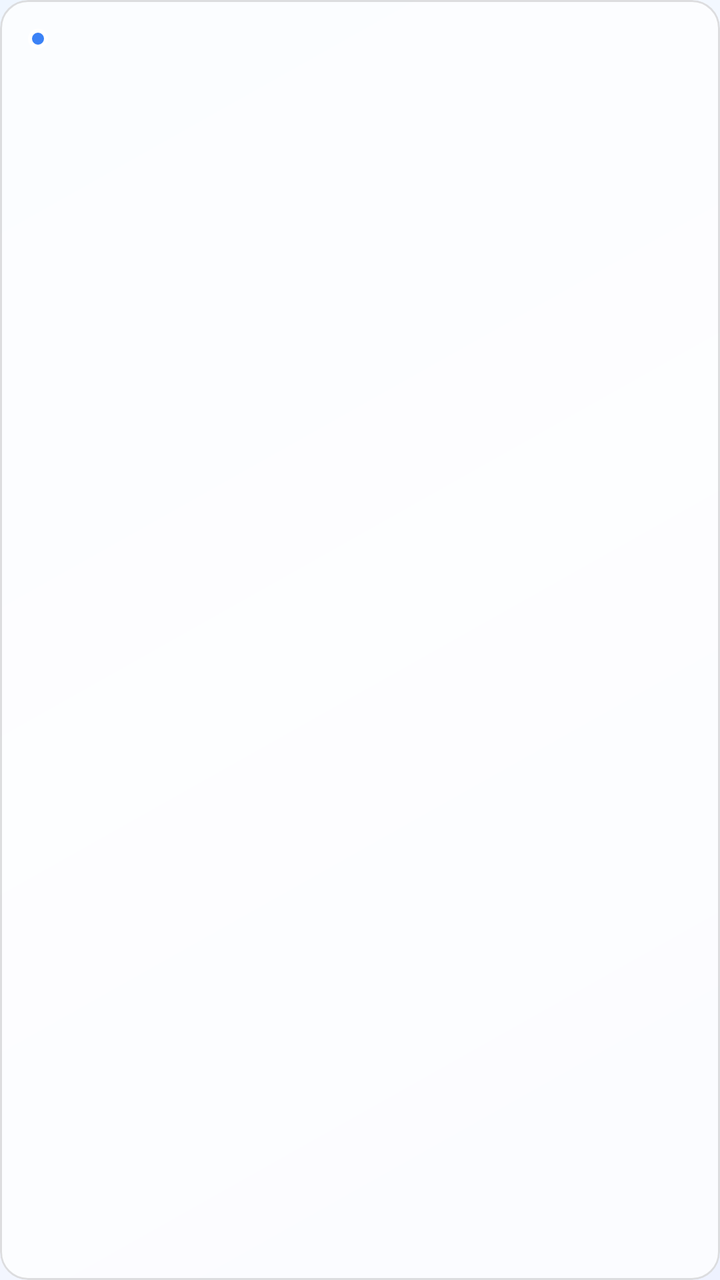
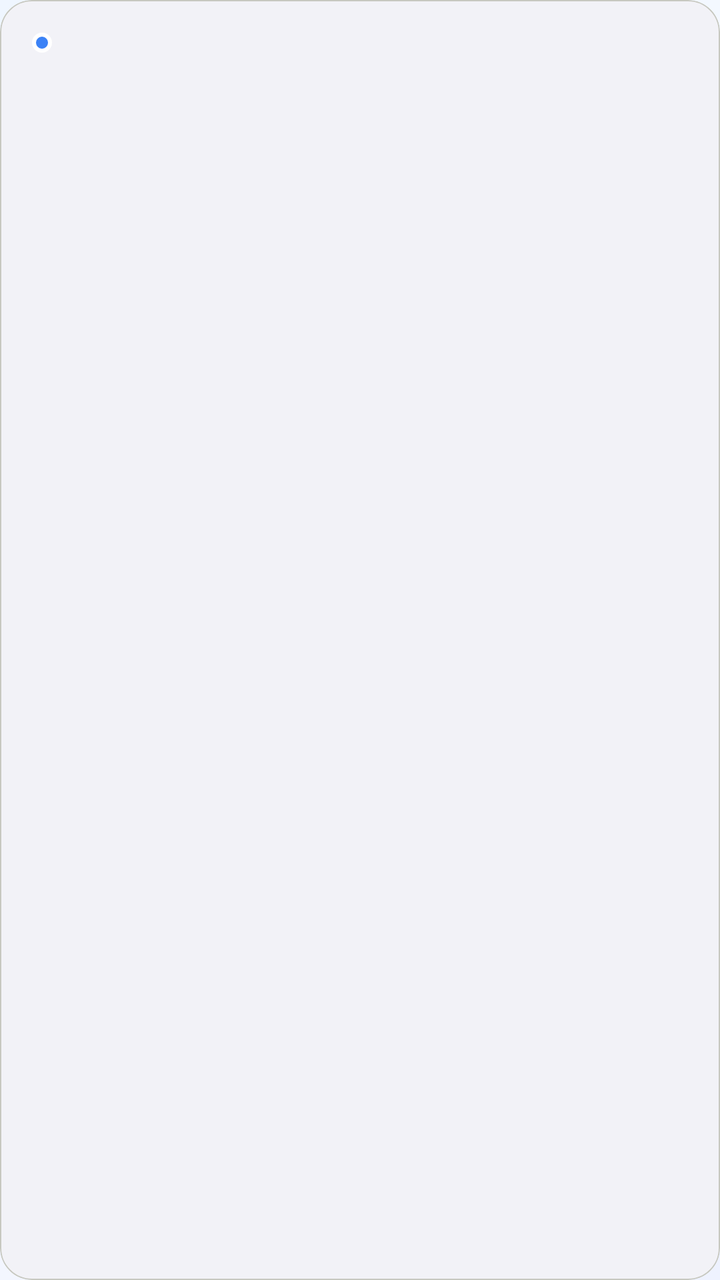

Screens rendered from an Android XML layout before and after an edit, with the pre-edit source and the edit as a unified diff.
<!-- AndroidManifest.xml: application theme Theme.ShameTracker -->
<!-- res/layout/item_lap_split.xml -->
<?xml version="1.0" encoding="utf-8"?>
<com.google.android.material.card.MaterialCardView
    xmlns:android="http://schemas.android.com/apk/res/android"
    xmlns:app="http://schemas.android.com/apk/res-auto"
    android:layout_width="match_parent"
    android:layout_height="wrap_content"
    android:layout_marginHorizontal="12dp"
    android:layout_marginVertical="3dp"
    app:cardCornerRadius="14dp"
    app:cardElevation="0dp"
    app:cardBackgroundColor="@color/glass_card_surface_subtle"
    app:strokeColor="@color/glass_border_subtle"
    app:strokeWidth="1dp">

    <LinearLayout
        android:layout_width="match_parent"
        android:layout_height="wrap_content"
        android:orientation="horizontal"
        android:paddingHorizontal="14dp"
        android:paddingVertical="10dp"
        android:gravity="center_vertical">

        
        <View
            android:id="@+id/viewLapColor"
            android:layout_width="10dp"
            android:layout_height="10dp"
            android:layout_marginEnd="10dp"
            android:background="@drawable/circle_shape" />

        <TextView
            android:id="@+id/tvLapNum"
            android:layout_width="0dp"
            android:layout_height="wrap_content"
            android:layout_weight="1.2"
            android:textSize="14sp"
            android:textStyle="bold"
            android:textColor="@color/on_surface" />

        <TextView
            android:id="@+id/tvLapDist"
            android:layout_width="0dp"
            android:layout_height="wrap_content"
            android:layout_weight="1"
            android:gravity="center"
            android:textSize="13sp"
            android:textStyle="bold"
            android:textColor="@color/on_surface" />

        <TextView
            android:id="@+id/tvLapTime"
            android:layout_width="0dp"
            android:layout_height="wrap_content"
            android:layout_weight="1"
            android:gravity="center"
            android:textSize="13sp"
            android:textColor="@color/on_surface_medium" />

        <TextView
            android:id="@+id/tvLapPace"
            android:layout_width="0dp"
            android:layout_height="wrap_content"
            android:layout_weight="1.1"
            android:gravity="end"
            android:textSize="13sp"
            android:textStyle="bold"
            android:textColor="@color/accent_light" />
    </LinearLayout>

</com.google.android.material.card.MaterialCardView>
<!-- resources referenced by this layout -->
<resources>
  <color name="accent_light">#FB923C</color>
  <color name="glass_border_subtle">#20000000</color>
  <color name="glass_card_surface_subtle">#C0FFFFFF</color>
  <color name="on_surface">#0F172A</color>
  <color name="on_surface_medium">#475569</color>
  <style name="Theme.ShameTracker" parent="Theme.MaterialComponents.DayNight.NoActionBar">
          <item name="colorPrimary">@color/primary</item>
          <item name="colorPrimaryVariant">@color/primary_variant</item>
          <item name="colorOnPrimary">@color/on_primary</item>
          <item name="colorSecondary">@color/accent</item>
          <item name="colorSecondaryVariant">@color/accent_light</item>
          <item name="android:colorBackground">@color/background</item>
          <item name="colorSurface">@color/surface</item>
          <item name="colorOnSurface">@color/on_surface</item>
          <item name="android:windowBackground">@drawable/bg_light_canvas</item>
          <item name="android:statusBarColor">@color/primary</item>
          <item name="android:navigationBarColor">@color/background</item>
          <item name="android:textColor">@color/on_surface</item>
          <item name="android:textColorSecondary">@color/on_surface_medium</item>
      </style>
  <color name="primary">#3B82F6</color>
  <color name="primary_variant">#1D4ED8</color>
  <color name="accent">#F97316</color>
  <color name="background">#EFF6FF</color>
  <color name="surface">#FFFFFF</color>
  <!-- unchanged entries left out for length: 3 -->
</resources>

<!-- the commit's change to res/layout/item_lap_split.xml (unified diff, before → after) -->
@@ -4,20 +4,16 @@
     xmlns:app="http://schemas.android.com/apk/res-auto"
     android:layout_width="match_parent"
     android:layout_height="wrap_content"
-    android:layout_marginHorizontal="12dp"
-    android:layout_marginVertical="3dp"
-    app:cardCornerRadius="14dp"
-    app:cardElevation="0dp"
-    app:cardBackgroundColor="@color/glass_card_surface_subtle"
-    app:strokeColor="@color/glass_border_subtle"
-    app:strokeWidth="1dp">
+    android:layout_marginHorizontal="16dp"
+    android:layout_marginVertical="4dp"
+    style="@style/Widget.ShameTracker.GlassCard.Subtle">
 
     <LinearLayout
         android:layout_width="match_parent"
         android:layout_height="wrap_content"
         android:orientation="horizontal"
-        android:paddingHorizontal="14dp"
-        android:paddingVertical="10dp"
+        android:paddingHorizontal="16dp"
+        android:paddingVertical="12dp"
         android:gravity="center_vertical">
 
         
@@ -25,46 +21,39 @@
             android:id="@+id/viewLapColor"
             android:layout_width="10dp"
             android:layout_height="10dp"
-            android:layout_marginEnd="10dp"
+            android:layout_marginEnd="12dp"
             android:background="@drawable/circle_shape" />
 
         <TextView
             android:id="@+id/tvLapNum"
             android:layout_width="0dp"
             android:layout_height="wrap_content"
-            android:layout_weight="1.2"
-            android:textSize="14sp"
-            android:textStyle="bold"
-            android:textColor="@color/on_surface" />
+            android:layout_weight="1"
+            style="@style/TextAppearance.ShameTracker.Callout"
+            android:textColor="@color/label_primary" />
 
         <TextView
             android:id="@+id/tvLapDist"
-            android:layout_width="0dp"
+            android:layout_width="wrap_content"
             android:layout_height="wrap_content"
-            android:layout_weight="1"
-            android:gravity="center"
-            android:textSize="13sp"
-            android:textStyle="bold"
-            android:textColor="@color/on_surface" />
+            style="@style/TextAppearance.ShameTracker.Subheadline"
+            android:textColor="@color/label_primary"
+            android:layout_marginEnd="8dp" />
 
         <TextView
             android:id="@+id/tvLapTime"
-            android:layout_width="0dp"
+            android:layout_width="wrap_content"
             android:layout_height="wrap_content"
-            android:layout_weight="1"
-            android:gravity="center"
-            android:textSize="13sp"
-            android:textColor="@color/on_surface_medium" />
+            style="@style/TextAppearance.ShameTracker.Subheadline"
+            android:textColor="@color/label_secondary"
+            android:layout_marginEnd="8dp" />
 
         <TextView
             android:id="@+id/tvLapPace"
-            android:layout_width="0dp"
+            android:layout_width="wrap_content"
             android:layout_height="wrap_content"
-            android:layout_weight="1.1"
-            android:gravity="end"
-            android:textSize="13sp"
-            android:textStyle="bold"
-            android:textColor="@color/accent_light" />
+            style="@style/TextAppearance.ShameTracker.Subheadline"
+            android:textColor="@color/system_blue" />
     </LinearLayout>
 
 </com.google.android.material.card.MaterialCardView>
<!-- resource entries referenced after the edit -->
@@ -1,30 +1,102 @@
 <!-- resources referenced by this layout -->
 <resources>
-  <color name="accent_light">#FB923C</color>
-  <color name="glass_border_subtle">#20000000</color>
-  <color name="glass_card_surface_subtle">#C0FFFFFF</color>
-  <color name="on_surface">#0F172A</color>
-  <color name="on_surface_medium">#475569</color>
+  <color name="label_primary">#000000</color>
+  <color name="label_secondary">#3C3C43</color>
+  <color name="system_blue">#007AFF</color>
+  <style name="TextAppearance.ShameTracker.Callout" parent="TextAppearance.MaterialComponents.Body2">
+          <item name="android:textSize">16sp</item>
+          <item name="android:textColor">@color/label_primary</item>
+          <item name="android:includeFontPadding">false</item>
+      </style>
+  <style name="TextAppearance.ShameTracker.Subheadline" parent="TextAppearance.MaterialComponents.Subtitle1">
+          <item name="android:textSize">15sp</item>
+          <item name="android:textColor">@color/label_secondary</item>
+          <item name="android:includeFontPadding">false</item>
+      </style>
+  <style name="Widget.ShameTracker.GlassCard.Subtle" parent="Widget.ShameTracker.GlassCard">
+          <item name="cardCornerRadius">16dp</item>
+          <item name="cardBackgroundColor">@color/glass_card_surface_subtle</item>
+          <item name="strokeColor">@color/glass_border_subtle</item>
+          <item name="strokeWidth">0.5dp</item>
+      </style>
+  <color name="accent_light">@color/system_orange_light</color>
+  <color name="error">@color/system_red</color>
+  <color name="glass_border_subtle">#3C3C430D</color>
+  <color name="glass_card_surface_subtle">#F2F2F7</color>
+  <color name="on_surface">@color/label_primary</color>
+  <color name="on_surface_medium">@color/label_secondary</color>
+  <color name="label_tertiary">#3C3C4399</color>
+  <style name="ShapeAppearance.ShameTracker.Small" parent="ShapeAppearance.MaterialComponents.SmallComponent">
+          <item name="cornerFamily">rounded</item>
+          <item name="cornerSize">8dp</item>
+      </style>
+  <style name="ShapeAppearance.ShameTracker.Medium" parent="ShapeAppearance.MaterialComponents.MediumComponent">
+          <item name="cornerFamily">rounded</item>
+          <item name="cornerSize">16dp</item>
+      </style>
+  <style name="ShapeAppearance.ShameTracker.Large" parent="ShapeAppearance.MaterialComponents.LargeComponent">
+          <item name="cornerFamily">rounded</item>
+          <item name="cornerSize">24dp</item>
+      </style>
+  <color name="glass_card_surface">#FFFFFF</color>
+  <color name="glass_border">#3C3C431A</color>
+  <color name="system_blue_dark">#0051D5</color>
+  <color name="system_orange">#FF9F0A</color>
+  <color name="system_orange_light">#FFB340</color>
+  <color name="system_red">#FF3B30</color>
+  <color name="system_grouped_background">#F2F2F7</color>
+  <color name="system_background">#FFFFFF</color>
+  <color name="secondary_system_background">#F2F2F7</color>
   <style name="Theme.ShameTracker" parent="Theme.MaterialComponents.DayNight.NoActionBar">
+          
           <item name="colorPrimary">@color/primary</item>
           <item name="colorPrimaryVariant">@color/primary_variant</item>
           <item name="colorOnPrimary">@color/on_primary</item>
           <item name="colorSecondary">@color/accent</item>
           <item name="colorSecondaryVariant">@color/accent_light</item>
+          <item name="colorOnSecondary">#FFFFFF</item>
+          <item name="colorError">@color/error</item>
+          <item name="colorOnError">#FFFFFF</item>
+          
+          
           <item name="android:colorBackground">@color/background</item>
           <item name="colorSurface">@color/surface</item>
+          <item name="colorSurfaceVariant">@color/surface_variant</item>
           <item name="colorOnSurface">@color/on_surface</item>
+          <item name="colorOnSurfaceVariant">@color/on_surface_medium</item>
+          
+          
           <item name="android:windowBackground">@drawable/bg_light_canvas</item>
-          <item name="android:statusBarColor">@color/primary</item>
-          <item name="android:navigationBarColor">@color/background</item>
-          <item name="android:textColor">@color/on_surface</item>
-          <item name="android:textColorSecondary">@color/on_surface_medium</item>
+          <item name="android:statusBarColor">@android:color/transparent</item>
+          <item name="android:navigationBarColor">@android:color/transparent</item>
+          <item name="android:windowLightStatusBar">true</item>
+          <item name="android:windowLightNavigationBar">true</item>
+          <item name="android:windowDrawsSystemBarBackgrounds">true</item>
+          
+          
+          <item name="android:textColorPrimary">@color/label_primary</item>
+          <item name="android:textColorSecondary">@color/label_secondary</item>
+          <item name="android:textColorTertiary">@color/label_tertiary</item>
+          
+          
+          <item name="shapeAppearanceSmallComponent">@style/ShapeAppearance.ShameTracker.Small</item>
+          <item name="shapeAppearanceMediumComponent">@style/ShapeAppearance.ShameTracker.Medium</item>
+          <item name="shapeAppearanceLargeComponent">@style/ShapeAppearance.ShameTracker.Large</item>
       </style>
-  <color name="primary">#3B82F6</color>
-  <color name="primary_variant">#1D4ED8</color>
-  <color name="accent">#F97316</color>
-  <color name="background">#EFF6FF</color>
-  <color name="surface">#FFFFFF</color>
+  <style name="Widget.ShameTracker.GlassCard" parent="Widget.MaterialComponents.CardView">
+          <item name="cardCornerRadius">20dp</item>
+          <item name="cardElevation">0dp</item>
+          <item name="cardBackgroundColor">@color/glass_card_surface</item>
+          <item name="strokeColor">@color/glass_border</item>
+          <item name="strokeWidth">0.5dp</item>
+          <item name="cardPreventCornerOverlap">false</item>
+      </style>
+  <color name="primary">@color/system_blue</color>
+  <color name="primary_variant">@color/system_blue_dark</color>
+  <color name="accent">@color/system_orange</color>
+  <color name="background">@color/system_grouped_background</color>
+  <color name="surface">@color/system_background</color>
+  <color name="surface_variant">@color/secondary_system_background</color>
   <!-- unchanged entries left out for length: 3 -->
 </resources>
 
